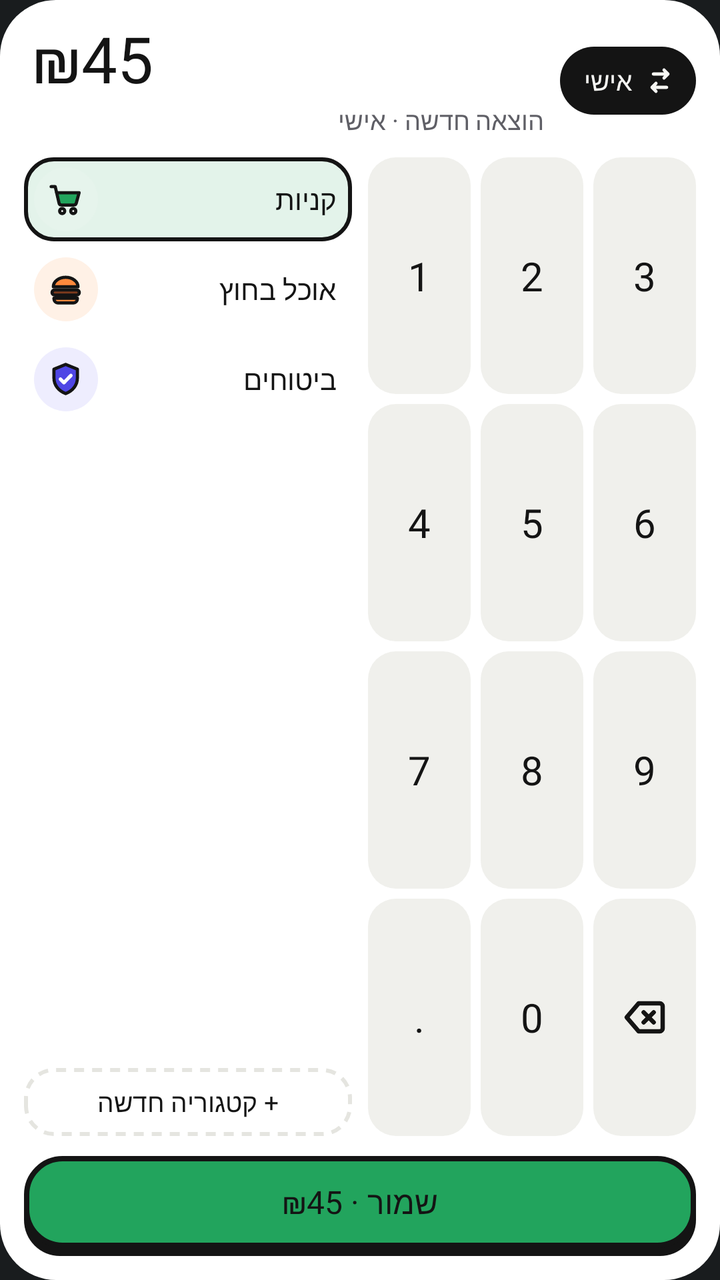
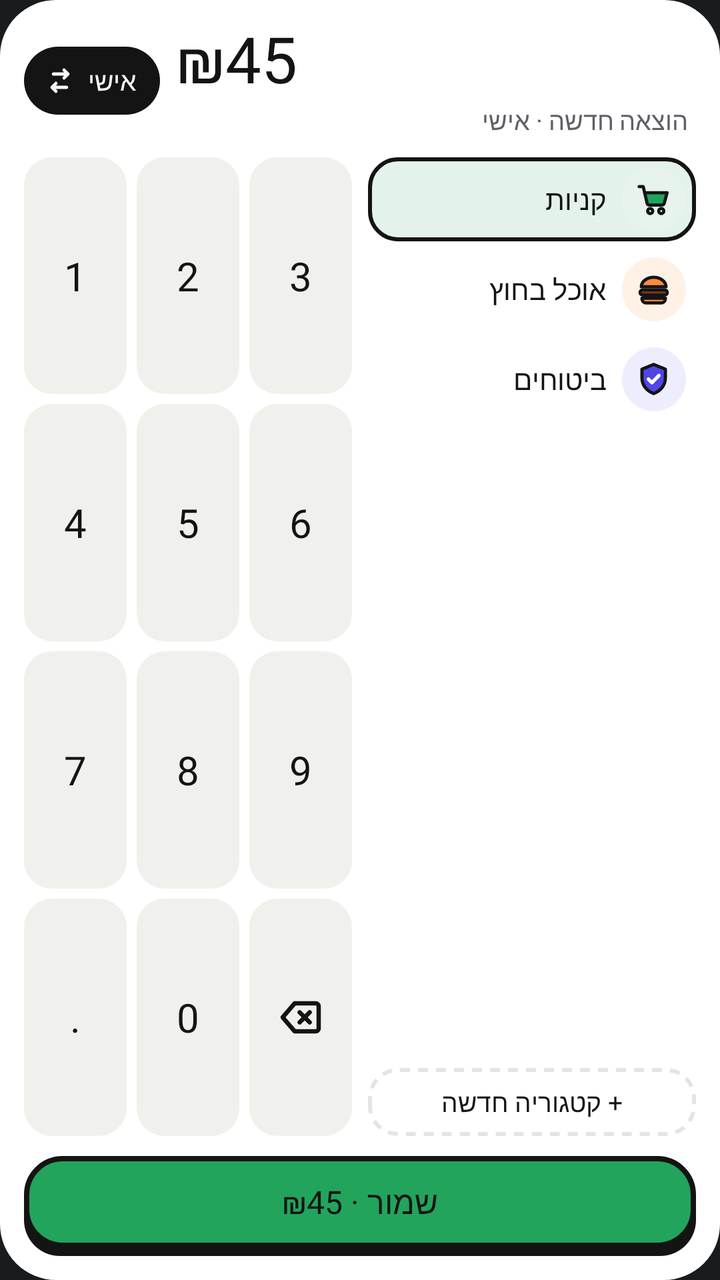

Two renders of the same Android screen: before a commit and after it. Below are the layout's source before the change and the commit's diff.
<!-- AndroidManifest.xml: activity theme android:Theme.DeviceDefault.NoActionBar -->
<!-- res/layout/widget_preview.xml -->
<?xml version="1.0" encoding="utf-8"?>
<LinearLayout xmlns:android="http://schemas.android.com/apk/res/android"
    android:id="@+id/root"
    android:layout_width="match_parent"
    android:layout_height="match_parent"
    android:background="@drawable/widget_bg"
    android:orientation="vertical"
    android:padding="12dp">

    
    <LinearLayout
        android:layout_width="match_parent"
        android:layout_height="wrap_content"
        android:gravity="center_vertical"
        android:orientation="horizontal"
        android:paddingStart="4dp">

        <LinearLayout
            android:layout_width="0dp"
            android:layout_height="wrap_content"
            android:layout_weight="1"
            android:orientation="vertical">

            <TextView
                android:id="@+id/amount"
                android:layout_width="match_parent"
                android:layout_height="wrap_content"
                android:ellipsize="end"
                android:fontFamily="@font/rubik_extrabold"
                android:gravity="start"
                android:includeFontPadding="false"
                android:maxLines="1"
                android:text="₪45"
                android:textColor="@color/w_ink"
                android:textDirection="ltr"
                android:textSize="32sp" />

            <TextView
                android:id="@+id/status"
                android:layout_width="match_parent"
                android:layout_height="wrap_content"
                android:layout_marginTop="2dp"
                android:ellipsize="end"
                android:fontFamily="@font/rubik_semibold"
                android:maxLines="1"
                android:text="הוצאה חדשה · אישי"
                android:textColor="@color/w_ink_dim"
                android:textSize="12.5sp" />
        </LinearLayout>

        <LinearLayout
            android:id="@+id/space"
            android:layout_width="wrap_content"
            android:layout_height="34dp"
            android:layout_marginStart="8dp"
            android:background="@drawable/widget_pill_ink"
            android:gravity="center_vertical"
            android:orientation="horizontal"
            android:paddingStart="12dp"
            android:paddingEnd="10dp">

            <TextView
                android:id="@+id/space_name"
                android:layout_width="wrap_content"
                android:layout_height="wrap_content"
                android:ellipsize="end"
                android:fontFamily="@font/rubik_extrabold"
                android:maxLines="1"
                android:maxWidth="110dp"
                android:text="אישי"
                android:textColor="@color/w_on_ink"
                android:textSize="13sp" />

            <ImageView
                android:id="@+id/space_swap"
                android:layout_width="16dp"
                android:layout_height="16dp"
                android:layout_marginStart="6dp"
                android:contentDescription="החלף מרחב"
                android:src="@drawable/ic_w_swap" />
        </LinearLayout>
    </LinearLayout>

    
    <LinearLayout
        android:layout_width="match_parent"
        android:layout_height="0dp"
        android:layout_marginTop="10dp"
        android:layout_weight="1"
        android:orientation="horizontal">

        <LinearLayout
            android:layout_width="0dp"
            android:layout_height="match_parent"
            android:layout_marginEnd="8dp"
            android:layout_weight="1"
            android:orientation="vertical">

            <LinearLayout
                android:layout_width="match_parent"
                android:layout_height="0dp"
                android:layout_weight="1"
                android:orientation="vertical">
            <LinearLayout
                android:layout_width="match_parent"
                android:layout_height="42dp"
                android:layout_marginBottom="3dp"
                android:background="@drawable/widget_row_selected"
                android:gravity="center_vertical"
                android:orientation="horizontal"
                android:paddingStart="5dp"
                android:paddingEnd="8dp">
                <FrameLayout
                    android:layout_width="32dp"
                    android:layout_height="32dp">
                    <ImageView
                        android:layout_width="match_parent"
                        android:layout_height="match_parent"
                        android:src="@drawable/widget_circle"
                        android:tint="@color/w_mint" />
                    <ImageView
                        android:layout_width="19dp"
                        android:layout_height="19dp"
                        android:layout_gravity="center"
                        android:src="@drawable/ic_cat_cart" />
                </FrameLayout>
                <TextView
                    android:layout_width="0dp"
                    android:layout_height="wrap_content"
                    android:layout_marginStart="8dp"
                    android:layout_weight="1"
                    android:fontFamily="@font/rubik_semibold"
                    android:maxLines="1"
                    android:text="קניות"
                    android:textColor="@color/w_ink"
                    android:textSize="14sp" />
            </LinearLayout>
            <LinearLayout
                android:layout_width="match_parent"
                android:layout_height="42dp"
                android:layout_marginBottom="3dp"
                android:background="@drawable/widget_row"
                android:gravity="center_vertical"
                android:orientation="horizontal"
                android:paddingStart="5dp"
                android:paddingEnd="8dp">
                <FrameLayout
                    android:layout_width="32dp"
                    android:layout_height="32dp">
                    <ImageView
                        android:layout_width="match_parent"
                        android:layout_height="match_parent"
                        android:src="@drawable/widget_circle"
                        android:tint="@color/w_peach" />
                    <ImageView
                        android:layout_width="19dp"
                        android:layout_height="19dp"
                        android:layout_gravity="center"
                        android:src="@drawable/ic_cat_food" />
                </FrameLayout>
                <TextView
                    android:layout_width="0dp"
                    android:layout_height="wrap_content"
                    android:layout_marginStart="8dp"
                    android:layout_weight="1"
                    android:fontFamily="@font/rubik_semibold"
                    android:maxLines="1"
                    android:text="אוכל בחוץ"
                    android:textColor="@color/w_ink"
                    android:textSize="14sp" />
            </LinearLayout>
            <LinearLayout
                android:layout_width="match_parent"
                android:layout_height="42dp"
                android:layout_marginBottom="3dp"
                android:background="@drawable/widget_row"
                android:gravity="center_vertical"
                android:orientation="horizontal"
                android:paddingStart="5dp"
                android:paddingEnd="8dp">
                <FrameLayout
                    android:layout_width="32dp"
                    android:layout_height="32dp">
                    <ImageView
                        android:layout_width="match_parent"
                        android:layout_height="match_parent"
                        android:src="@drawable/widget_circle"
                        android:tint="@color/w_lavender" />
                    <ImageView
                        android:layout_width="19dp"
                        android:layout_height="19dp"
                        android:layout_gravity="center"
                        android:src="@drawable/ic_cat_shield" />
                </FrameLayout>
                <TextView
                    android:layout_width="0dp"
                    android:layout_height="wrap_content"
                    android:layout_marginStart="8dp"
                    android:layout_weight="1"
                    android:fontFamily="@font/rubik_semibold"
                    android:maxLines="1"
                    android:text="ביטוחים"
                    android:textColor="@color/w_ink"
                    android:textSize="14sp" />
            </LinearLayout>
            </LinearLayout>

            <TextView
                android:id="@+id/new_category"
                android:layout_width="match_parent"
                android:layout_height="34dp"
                android:layout_marginTop="4dp"
                android:background="@drawable/widget_dashed"
                android:fontFamily="@font/rubik_extrabold"
                android:gravity="center"
                android:text="+ קטגוריה חדשה"
                android:textColor="@color/w_ink"
                android:textSize="13sp" />
        </LinearLayout>

        <LinearLayout
            android:layout_width="0dp"
            android:layout_height="match_parent"
            android:layout_weight="1"
            android:layoutDirection="ltr"
            android:orientation="vertical">
            <LinearLayout
                android:layout_width="match_parent"
                android:layout_height="0dp"
                android:layout_weight="1"
                android:orientation="horizontal">
                <TextView
                    android:id="@+id/key_1"
                    android:layout_width="0dp"
                    android:layout_height="match_parent"
                    android:layout_weight="1"
                    android:layout_marginEnd="5dp"
                    android:background="@drawable/widget_key"
                    android:fontFamily="@font/rubik_extrabold"
                    android:gravity="center"
                    android:text="1"
                    android:textColor="@color/w_ink"
                    android:textSize="20sp" />
                <TextView
                    android:id="@+id/key_2"
                    android:layout_width="0dp"
                    android:layout_height="match_parent"
                    android:layout_weight="1"
                    android:layout_marginEnd="5dp"
                    android:background="@drawable/widget_key"
                    android:fontFamily="@font/rubik_extrabold"
                    android:gravity="center"
                    android:text="2"
                    android:textColor="@color/w_ink"
                    android:textSize="20sp" />
                <TextView
                    android:id="@+id/key_3"
                    android:layout_width="0dp"
                    android:layout_height="match_parent"
                    android:layout_weight="1"
                    android:background="@drawable/widget_key"
                    android:fontFamily="@font/rubik_extrabold"
                    android:gravity="center"
                    android:text="3"
                    android:textColor="@color/w_ink"
                    android:textSize="20sp" />
            </LinearLayout>
            <LinearLayout
                android:layout_width="match_parent"
                android:layout_height="0dp"
                android:layout_weight="1"
                android:layout_marginTop="5dp"
                android:orientation="horizontal">
                <TextView
                    android:id="@+id/key_4"
                    android:layout_width="0dp"
                    android:layout_height="match_parent"
                    android:layout_weight="1"
                    android:layout_marginEnd="5dp"
                    android:background="@drawable/widget_key"
                    android:fontFamily="@font/rubik_extrabold"
                    android:gravity="center"
                    android:text="4"
                    android:textColor="@color/w_ink"
                    android:textSize="20sp" />
                <TextView
                    android:id="@+id/key_5"
                    android:layout_width="0dp"
                    android:layout_height="match_parent"
                    android:layout_weight="1"
                    android:layout_marginEnd="5dp"
                    android:background="@drawable/widget_key"
                    android:fontFamily="@font/rubik_extrabold"
                    android:gravity="center"
                    android:text="5"
                    android:textColor="@color/w_ink"
                    android:textSize="20sp" />
                <TextView
                    android:id="@+id/key_6"
                    android:layout_width="0dp"
                    android:layout_height="match_parent"
                    android:layout_weight="1"
                    android:background="@drawable/widget_key"
                    android:fontFamily="@font/rubik_extrabold"
                    android:gravity="center"
                    android:text="6"
                    android:textColor="@color/w_ink"
                    android:textSize="20sp" />
            </LinearLayout>
            <LinearLayout
                android:layout_width="match_parent"
                android:layout_height="0dp"
                android:layout_weight="1"
                android:layout_marginTop="5dp"
                android:orientation="horizontal">
                <TextView
                    android:id="@+id/key_7"
                    android:layout_width="0dp"
                    android:layout_height="match_parent"
                    android:layout_weight="1"
                    android:layout_marginEnd="5dp"
                    android:background="@drawable/widget_key"
                    android:fontFamily="@font/rubik_extrabold"
                    android:gravity="center"
                    android:text="7"
                    android:textColor="@color/w_ink"
                    android:textSize="20sp" />
                <TextView
                    android:id="@+id/key_8"
                    android:layout_width="0dp"
                    android:layout_height="match_parent"
                    android:layout_weight="1"
                    android:layout_marginEnd="5dp"
                    android:background="@drawable/widget_key"
                    android:fontFamily="@font/rubik_extrabold"
                    android:gravity="center"
                    android:text="8"
                    android:textColor="@color/w_ink"
                    android:textSize="20sp" />
                <TextView
                    android:id="@+id/key_9"
                    android:layout_width="0dp"
                    android:layout_height="match_parent"
                    android:layout_weight="1"
                    android:background="@drawable/widget_key"
                    android:fontFamily="@font/rubik_extrabold"
                    android:gravity="center"
                    android:text="9"
                    android:textColor="@color/w_ink"
                    android:textSize="20sp" />
            </LinearLayout>
            <LinearLayout
                android:layout_width="match_parent"
                android:layout_height="0dp"
                android:layout_weight="1"
                android:layout_marginTop="5dp"
                android:orientation="horizontal">
                <TextView
                    android:id="@+id/key_dot"
                    android:layout_width="0dp"
                    android:layout_height="match_parent"
                    android:layout_weight="1"
                    android:layout_marginEnd="5dp"
                    android:background="@drawable/widget_key"
                    android:fontFamily="@font/rubik_extrabold"
                    android:gravity="center"
                    android:text="."
                    android:textColor="@color/w_ink"
                    android:textSize="20sp" />
                <TextView
                    android:id="@+id/key_0"
                    android:layout_width="0dp"
                    android:layout_height="match_parent"
                    android:layout_weight="1"
                    android:layout_marginEnd="5dp"
                    android:background="@drawable/widget_key"
                    android:fontFamily="@font/rubik_extrabold"
                    android:gravity="center"
                    android:text="0"
                    android:textColor="@color/w_ink"
                    android:textSize="20sp" />
                <ImageView
                    android:id="@+id/key_del"
                    android:layout_width="0dp"
                    android:layout_height="match_parent"
                    android:layout_weight="1"
                    android:background="@drawable/widget_key"
                    android:contentDescription="מחק"
                    android:scaleType="center"
                    android:src="@drawable/ic_w_backspace" />
            </LinearLayout>
        </LinearLayout>
    </LinearLayout>

    <TextView
        android:id="@+id/save"
        android:layout_width="match_parent"
        android:layout_height="50dp"
        android:layout_marginTop="10dp"
        android:background="@drawable/widget_btn_primary"
        android:fontFamily="@font/rubik_extrabold"
        android:gravity="center"
        android:paddingBottom="4dp"
        android:text="שמור · ₪45"
        android:textColor="@color/w_accent_fg"
        android:textSize="16sp" />
</LinearLayout>
<!-- resources referenced by this layout -->
<resources>
  <color name="w_accent_fg">#141414</color>
  <color name="w_ink">#141414</color>
  <color name="w_ink_dim">#5F5F66</color>
  <color name="w_lavender">#EEEDFE</color>
  <color name="w_mint">#E6F4EC</color>
  <color name="w_on_ink">#F6F6F3</color>
  <color name="w_peach">#FFF1E6</color>
  <!-- drawable ic_w_backspace (drawable) -->
  <?xml version="1.0" encoding="utf-8"?>
  <vector xmlns:android="http://schemas.android.com/apk/res/android"
      android:width="24dp"
      android:height="24dp"
      android:viewportWidth="24"
      android:viewportHeight="24">
      <path
          android:pathData="M9 5h10.5a1.5 1.5 0 0 1 1.5 1.5v11a1.5 1.5 0 0 1-1.5 1.5H9l-6-7Z"
          android:strokeColor="@color/w_ink"
          android:strokeWidth="2.2"
          android:strokeLineJoin="round" />
      <path
          android:pathData="m11.5 9.5 5 5m0-5-5 5"
          android:strokeColor="@color/w_ink"
          android:strokeWidth="2.2"
          android:strokeLineCap="round" />
  </vector>
  <!-- drawable ic_w_swap (drawable) -->
  <?xml version="1.0" encoding="utf-8"?>
  <vector xmlns:android="http://schemas.android.com/apk/res/android"
      android:width="24dp"
      android:height="24dp"
      android:viewportWidth="24"
      android:viewportHeight="24">
      <path
          android:pathData="M7 7h11m0 0-3-3m3 3-3 3M17 17H6m0 0 3-3m-3 3 3 3"
          android:strokeColor="@color/w_on_ink"
          android:strokeWidth="2.4"
          android:strokeLineCap="round"
          android:strokeLineJoin="round" />
  </vector>
  <!-- drawable widget_bg (drawable) -->
  <?xml version="1.0" encoding="utf-8"?>
  <shape xmlns:android="http://schemas.android.com/apk/res/android" android:shape="rectangle">
      <solid android:color="@color/w_surface" />
      <corners android:radius="28dp" />
  </shape>
  <!-- drawable widget_circle (drawable) -->
  <?xml version="1.0" encoding="utf-8"?>
  <shape xmlns:android="http://schemas.android.com/apk/res/android" android:shape="oval">
      <solid android:color="#FFFFFFFF" />
  </shape>
  <!-- drawable widget_key (drawable) -->
  <?xml version="1.0" encoding="utf-8"?>
  <selector xmlns:android="http://schemas.android.com/apk/res/android">
      <item android:state_pressed="true">
          <shape android:shape="rectangle">
              <solid android:color="@color/w_surface_3" />
              <corners android:radius="14dp" />
          </shape>
      </item>
      <item>
          <shape android:shape="rectangle">
              <solid android:color="@color/w_surface_2" />
              <corners android:radius="14dp" />
          </shape>
      </item>
  </selector>
  <!-- drawable widget_pill_ink (drawable) -->
  <?xml version="1.0" encoding="utf-8"?>
  <shape xmlns:android="http://schemas.android.com/apk/res/android" android:shape="rectangle">
      <solid android:color="@color/w_ink" />
      <corners android:radius="999dp" />
  </shape>
  <!-- drawable widget_row (drawable) -->
  <?xml version="1.0" encoding="utf-8"?>
  <selector xmlns:android="http://schemas.android.com/apk/res/android">
      <item android:state_pressed="true">
          <shape android:shape="rectangle">
              <solid android:color="@color/w_surface_2" />
              <corners android:radius="14dp" />
          </shape>
      </item>
      <item>
          <shape android:shape="rectangle">
              <solid android:color="@android:color/transparent" />
              <corners android:radius="14dp" />
          </shape>
      </item>
  </selector>
  <!-- drawable widget_row_selected (drawable) -->
  <?xml version="1.0" encoding="utf-8"?>
  <shape xmlns:android="http://schemas.android.com/apk/res/android" android:shape="rectangle">
      <solid android:color="@color/w_accent_soft" />
      <stroke android:width="2dp" android:color="@color/w_ink" />
      <corners android:radius="14dp" />
  </shape>
  <color name="w_surface">#FFFFFF</color>
  <color name="w_accent">#22A45D</color>
  <color name="w_stroke">#141414</color>
  <color name="w_surface_2">#F0F0EC</color>
  <color name="w_surface_3">#E5E5E0</color>
  <color name="w_accent_soft">#E3F3EA</color>
  <!-- unchanged entries left out for length: 5 -->
</resources>

<!-- the commit's change to res/layout/widget_preview.xml (unified diff, before → after) -->
@@ -1,6 +1,7 @@
 <?xml version="1.0" encoding="utf-8"?>
 <LinearLayout xmlns:android="http://schemas.android.com/apk/res/android"
     android:id="@+id/root"
+    android:layoutDirection="rtl"
     android:layout_width="match_parent"
     android:layout_height="match_parent"
     android:background="@drawable/widget_bg"
